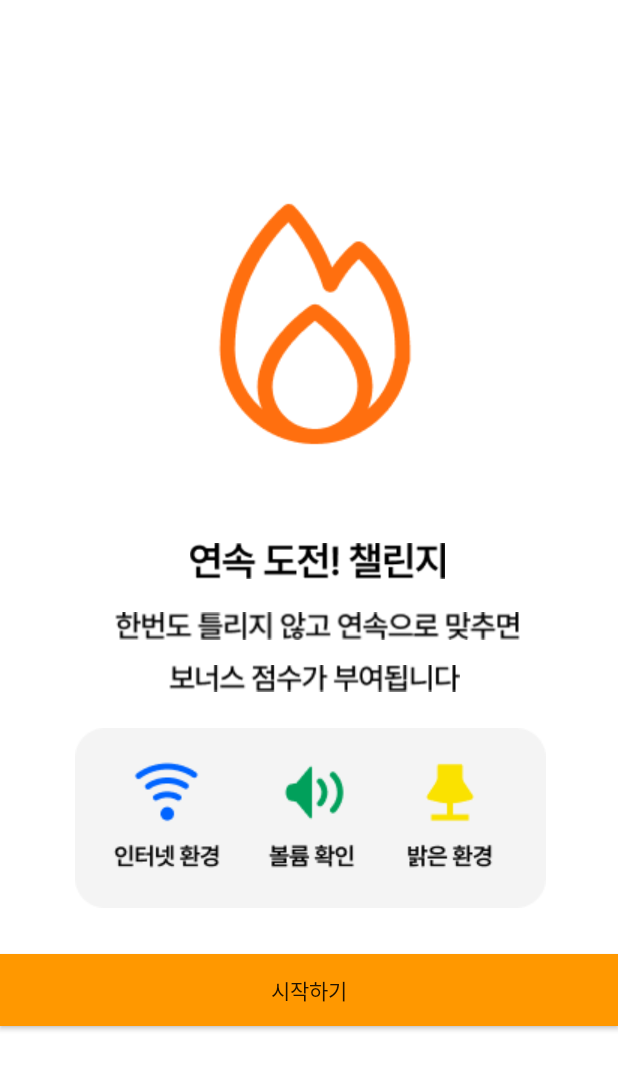
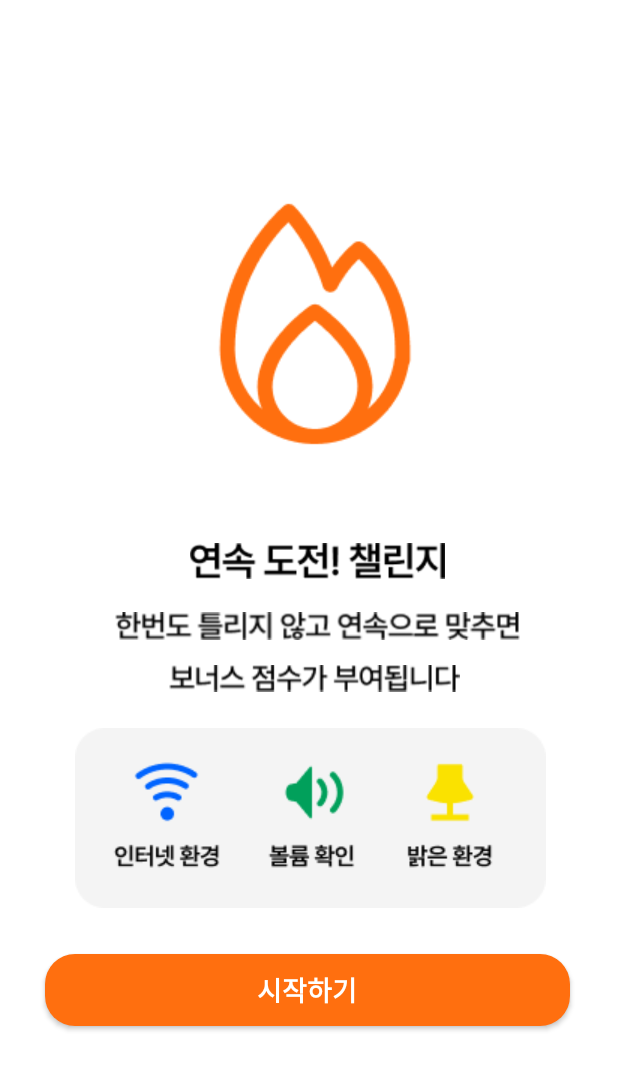
Before and after one commit to fkrdlaos/BODA, an Android app: the StudyStartActivity screen opened directly, with no data from a screen before it, on a phone screen of 412 x 824 dp. Shown: the top 1070 px of the screen. Run offline under Robolectric (Android 15) with nearby library versions, the phone set to English and light mode, and no system bars.

Commit message:
5.13 18:20 activity_study_start.xml 수정 버튼 디자인을 위한 activity_study_button.xml 생성

```diff
--- /dev/null
+++ b/app/src/main/res/drawable/activity_study_button.xml
@@ -0,0 +1,5 @@
+<?xml version="1.0" encoding="utf-8"?>
+<shape xmlns:android="http://schemas.android.com/apk/res/android">
+    <solid android:color="#FF6F0F"/>
+    <corners android:radius="20dp"/>
+</shape>
--- a/app/src/main/res/layout/activity_study_start.xml
+++ b/app/src/main/res/layout/activity_study_start.xml
@@ -61,11 +61,15 @@
 
     <Button
         android:id="@+id/start_butto"
-        android:layout_width="match_parent"
+        android:layout_width="350dp"
         android:layout_height="wrap_content"
         android:layout_alignParentLeft="true"
         android:layout_alignParentTop="true"
         android:layout_marginTop="636dp"
-        android:background="#FF9800"
-        android:text="시작하기" />
+        android:layout_marginLeft="30dp"
+        android:background="@drawable/activity_study_button"
+        android:text="시작하기"
+        android:textColor="#FFFFFF"
+        android:textStyle="bold"
+        android:textSize="18sp"/>
 </RelativeLayout>
```
